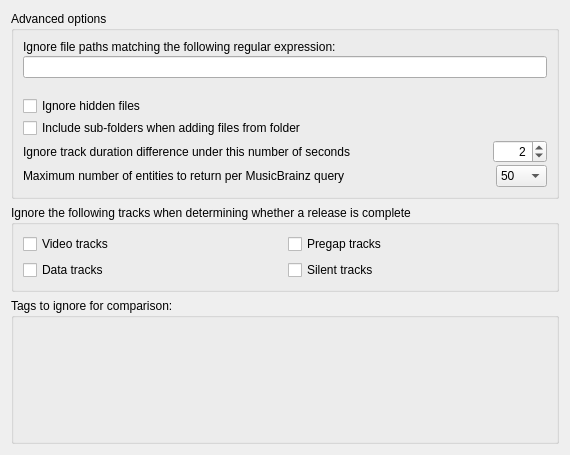
Old version of the form ui/options_advanced.ui in the repository metabrainz/picard.
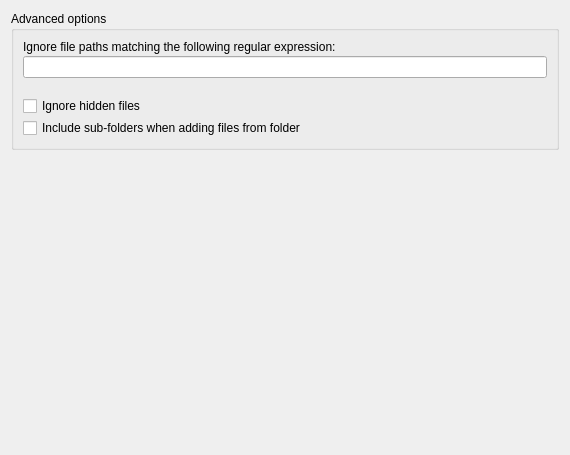
New version of the form. Custom widgets are drawn as their Qt base class.

Commit message: Options: Consolidate matching and completeness settings on Matching page

```diff
--- a/ui/options_advanced.ui
+++ b/ui/options_advanced.ui
@@ -39,56 +39,6 @@
         </property>
        </widget>
       </item>
-      <item row="8" column="0">
-       <layout class="QHBoxLayout" name="horizontalLayout_2">
-        <item>
-         <widget class="QLabel" name="label_query_limit">
-          <property name="sizePolicy">
-           <sizepolicy hsizetype="Expanding" vsizetype="Preferred">
-            <horstretch>0</horstretch>
-            <verstretch>0</verstretch>
-           </sizepolicy>
-          </property>
-          <property name="text">
-           <string>Maximum number of entities to return per MusicBrainz query</string>
-          </property>
-          <property name="buddy">
-           <cstring>query_limit</cstring>
-          </property>
-         </widget>
-        </item>
-        <item>
-         <widget class="QComboBox" name="query_limit">
-          <property name="currentText">
-           <string notr="true">50</string>
-          </property>
-          <property name="currentIndex">
-           <number>1</number>
-          </property>
-          <item>
-           <property name="text">
-            <string notr="true">25</string>
-           </property>
-          </item>
-          <item>
-           <property name="text">
-            <string notr="true">50</string>
-           </property>
-          </item>
-          <item>
-           <property name="text">
-            <string notr="true">75</string>
-           </property>
-          </item>
-          <item>
-           <property name="text">
-            <string notr="true">100</string>
-           </property>
-          </item>
-         </widget>
-        </item>
-       </layout>
-      </item>
       <item row="3" column="0">
        <widget class="QLabel" name="regex_error">
         <property name="text">
@@ -99,63 +49,6 @@
       <item row="2" column="0">
        <widget class="QLineEdit" name="ignore_regex"/>
       </item>
-      <item row="6" column="0" rowspan="2">
-       <layout class="QHBoxLayout" name="horizontalLayout">
-        <property name="sizeConstraint">
-         <enum>QLayout::SetDefaultConstraint</enum>
-        </property>
-        <item>
-         <widget class="QLabel" name="label_track_duration_diff">
-          <property name="sizePolicy">
-           <sizepolicy hsizetype="Expanding" vsizetype="Preferred">
-            <horstretch>0</horstretch>
-            <verstretch>0</verstretch>
-           </sizepolicy>
-          </property>
-          <property name="text">
-           <string>Ignore track duration difference under this number of seconds</string>
-          </property>
-          <property name="alignment">
-           <set>Qt::AlignLeading|Qt::AlignLeft|Qt::AlignVCenter</set>
-          </property>
-          <property name="buddy">
-           <cstring>ignore_track_duration_difference_under</cstring>
-          </property>
-         </widget>
-        </item>
-        <item>
-         <widget class="QSpinBox" name="ignore_track_duration_difference_under">
-          <property name="sizePolicy">
-           <sizepolicy hsizetype="Minimum" vsizetype="Fixed">
-            <horstretch>0</horstretch>
-            <verstretch>0</verstretch>
-           </sizepolicy>
-          </property>
-          <property name="alignment">
-           <set>Qt::AlignRight|Qt::AlignTrailing|Qt::AlignVCenter</set>
-          </property>
-          <property name="buttonSymbols">
-           <enum>QAbstractSpinBox::UpDownArrows</enum>
-          </property>
-          <property name="accelerated">
-           <bool>true</bool>
-          </property>
-          <property name="suffix">
-           <string/>
-          </property>
-          <property name="minimum">
-           <number>1</number>
-          </property>
-          <property name="maximum">
-           <number>7200</number>
-          </property>
-          <property name="value">
-           <number>2</number>
-          </property>
-         </widget>
-        </item>
-       </layout>
-      </item>
       <item row="5" column="0">
        <widget class="QCheckBox" name="recursively_add_files">
         <property name="text">
@@ -174,74 +67,20 @@
     </widget>
    </item>
    <item>
-    <widget class="QGroupBox" name="groupBox_completeness">
-     <property name="title">
-      <string>Ignore the following tracks when determining whether a release is complete</string>
+    <spacer name="verticalSpacer">
+     <property name="orientation">
+      <enum>Qt::Orientation::Vertical</enum>
      </property>
-     <layout class="QGridLayout" name="gridLayout">
-      <item row="0" column="0">
-       <widget class="QCheckBox" name="completeness_ignore_videos">
-        <property name="text">
-         <string>Video tracks</string>
-        </property>
-       </widget>
-      </item>
-      <item row="3" column="0">
-       <widget class="QCheckBox" name="completeness_ignore_data">
-        <property name="text">
-         <string>Data tracks</string>
-        </property>
-        <property name="checkable">
-         <bool>true</bool>
-        </property>
-       </widget>
-      </item>
-      <item row="0" column="1">
-       <widget class="QCheckBox" name="completeness_ignore_pregap">
-        <property name="text">
-         <string>Pregap tracks</string>
-        </property>
-       </widget>
-      </item>
-      <item row="3" column="1">
-       <widget class="QCheckBox" name="completeness_ignore_silence">
-        <property name="text">
-         <string>Silent tracks</string>
-        </property>
-       </widget>
-      </item>
-     </layout>
-    </widget>
-   </item>
-   <item>
-    <widget class="QGroupBox" name="groupBox_ignore_tags">
-     <property name="title">
-      <string>Tags to ignore for comparison:</string>
+     <property name="sizeHint" stdset="0">
+      <size>
+       <width>20</width>
+       <height>40</height>
+      </size>
      </property>
-     <layout class="QVBoxLayout" name="verticalLayout">
-      <item>
-       <widget class="TagListEditor" name="compare_ignore_tags" native="true">
-        <property name="sizePolicy">
-         <sizepolicy hsizetype="Preferred" vsizetype="Expanding">
-          <horstretch>0</horstretch>
-          <verstretch>0</verstretch>
-         </sizepolicy>
-        </property>
-       </widget>
-      </item>
-     </layout>
-    </widget>
+    </spacer>
    </item>
   </layout>
  </widget>
- <customwidgets>
-  <customwidget>
-   <class>TagListEditor</class>
-   <extends>QWidget</extends>
-   <header>picard.ui.widgets.taglisteditor</header>
-   <container>1</container>
-  </customwidget>
- </customwidgets>
  <tabstops>
   <tabstop>ignore_regex</tabstop>
   <tabstop>ignore_hidden_files</tabstop>
```
Left out of the diff: 4 changed lines with no effect on the pictures. The commit also changes 5 other files.
